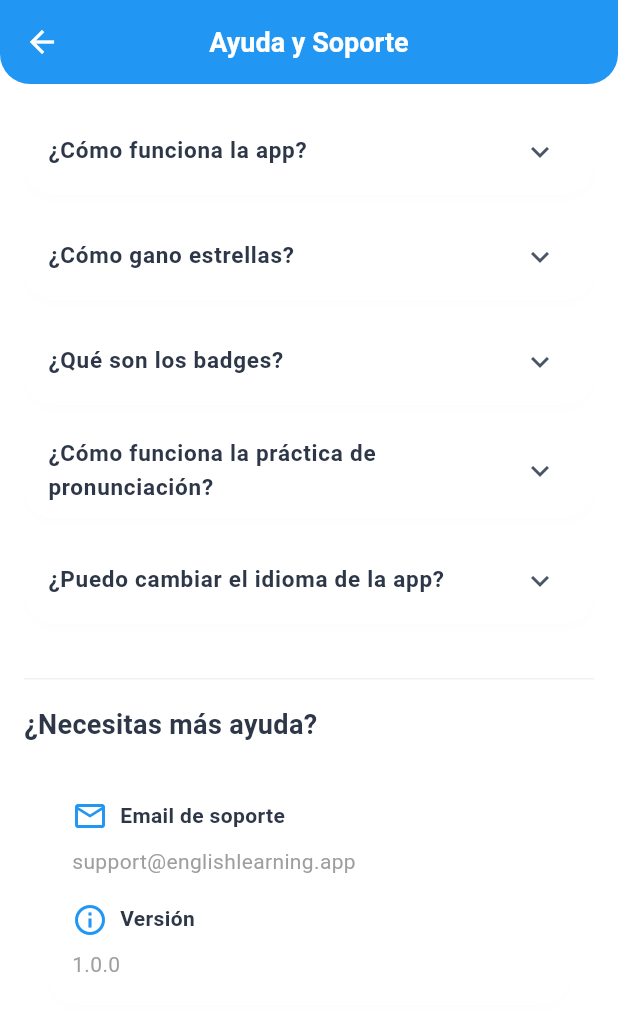
After one commit to anvacode/english-ai-learning-app, a Flutter app: the SettingsScreen screen opened directly, scrolled down 576 dp, after a tap on "Ayuda y soporte", on a phone screen of 412 x 824 dp. The commit adds this screen. Shown: the top 1011 px of the screen. Run offline on Flutter 3.47's test engine with Material 3 defaults, Android fonts, the phone set to English and light mode, and no system bars; our stand-ins replace audioplayers, cloud_firestore, connectivity_plus, firebase_auth, firebase_core, flutter_tts and 5 more; accounts and stored records are empty.

Commit message:
Feat: complete settings screen - profile, history, help, notifications, reset

```diff
--- /dev/null
+++ b/lib/screens/help_screen.dart
@@ -0,0 +1,119 @@
+import 'package:flutter/material.dart';
+
+class HelpScreen extends StatelessWidget {
+  const HelpScreen({super.key});
+
+  @override
+  Widget build(BuildContext context) {
+    return Scaffold(
+      appBar: AppBar(title: const Text('Ayuda y Soporte'), elevation: 0),
+      body: ListView(
+        padding: const EdgeInsets.all(16),
+        children: [
+          _buildFaqSection(
+            context,
+            '¿Cómo funciona la app?',
+            'English Learning es una aplicación para niños de 5-8 años que les ayuda a aprender inglés de forma divertida mediante lecciones interactivas, juegos y prácticas de pronunciación.',
+          ),
+          _buildFaqSection(
+            context,
+            '¿Cómo gano estrellas?',
+            'Puedes ganar estrellas al completar lecciones, responder correctamente preguntas y lograr buenos resultados en los ejercicios de práctica.',
+          ),
+          _buildFaqSection(
+            context,
+            '¿Qué son los badges?',
+            'Los badges son logros que obtienes al completar lecciones. Cada badge tiene un icono único que se muestra en tu perfil cuando lo desbloqueas.',
+          ),
+          _buildFaqSection(
+            context,
+            '¿Cómo funciona la práctica de pronunciación?',
+            'La práctica de pronunciación usa el micrófono de tu dispositivo para escucharte y evaluar si pronuncias las palabras correctamente en inglés.',
+          ),
+          _buildFaqSection(
+            context,
+            '¿Puedo cambiar el idioma de la app?',
+            'Por ahora la app está disponible en español como idioma de interfaz, pero las lecciones son en inglés.',
+          ),
+          const SizedBox(height: 24),
+          const Divider(),
+          const SizedBox(height: 16),
+          const Text(
+            '¿Necesitas más ayuda?',
+            style: TextStyle(fontSize: 18, fontWeight: FontWeight.bold),
+          ),
+          const SizedBox(height: 12),
+          Card(
+            child: Padding(
+              padding: const EdgeInsets.all(16),
+              child: Column(
+                crossAxisAlignment: CrossAxisAlignment.start,
+                children: [
+                  Row(
+                    children: [
+                      Icon(
+                        Icons.email_outlined,
+                        color: Theme.of(context).colorScheme.primary,
+                      ),
+                      const SizedBox(width: 8),
+                      const Text(
+                        'Email de soporte',
+                        style: TextStyle(fontWeight: FontWeight.w600),
+                      ),
+                    ],
+                  ),
+                  const SizedBox(height: 8),
+                  const Text(
+                    'support@englishlearning.app',
+                    style: TextStyle(color: Colors.grey),
+                  ),
+                  const SizedBox(height: 16),
+                  Row(
+                    children: [
+                      Icon(
+                        Icons.info_outline,
+                        color: Theme.of(context).colorScheme.primary,
+                      ),
+                      const SizedBox(width: 8),
+                      const Text(
+                        'Versión',
+                        style: TextStyle(fontWeight: FontWeight.w600),
+                      ),
+                    ],
+                  ),
+                  const SizedBox(height: 8),
+                  const Text('1.0.0', style: TextStyle(color: Colors.grey)),
+                ],
+              ),
+            ),
+          ),
+        ],
+      ),
+    );
+  }
+
+  Widget _buildFaqSection(
+    BuildContext context,
+    String question,
+    String answer,
+  ) {
+    return Card(
+      margin: const EdgeInsets.only(bottom: 12),
+      child: ExpansionTile(
+        title: Text(
+          question,
+          style: const TextStyle(fontWeight: FontWeight.w600, fontSize: 15),
+        ),
+        children: [
+          Padding(
+            padding: const EdgeInsets.fromLTRB(16, 0, 16, 16),
+            child: Text(
+              answer,
+              style: TextStyle(color: Colors.grey[700], height: 1.4),
+            ),
+          ),
+        ],
+      ),
+    );
+  }
+}
```
Also changed, not shown: lib/screens/lesson_history_screen.dart (added, +216 -0 lines), lib/screens/settings_screen.dart (+99 -64 lines).
